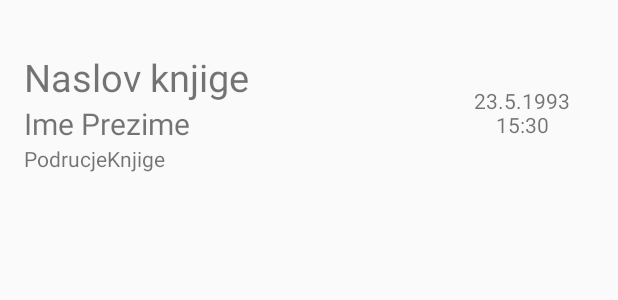
After one commit to ahnkam/SparkLibrary, an Android app: the layout list_item_posudjene_knjige.xml on its own in the app's theme, with its tools: preview values and no code run, on a phone screen of 412 x 824 dp. The commit adds this screen. Shown: the top 300 px of the screen. Run offline under Robolectric (Android 15) with nearby library versions, the phone set to English and light mode, and no system bars.

Commit message:
Fragmenti dodani, Main flow aplikacije napravljen, Napravljena lista knjiga ----------------------------- RJEŠENI USE-CASEovi : 1) se logira 2) se registrira 3) odjavljuje se 4) Povratak na pocetni prikaz(flow aplikacije)
RJEŠENO :
Prikaz knjiga
Filter knjiga
Dodavanje knjiga
Dodavanje klasifikacije
BrisanjeKnjige
Uredi knjigu
Dodaj posudjenu knjigu
Vrati knjigu
POPRAVLJENO DODAVANJE BRISANJE I EDIT S FILTEROM

DESIGN UPDATE
Hash passworda dodan

Pregled, dodavanje i brisanje clanova
Popravljen bug s posudjivanjem knjige

Pregled informacija o clanovima
Promjena boja aplikacije spark bajo moj

Uradjeni zahtjevi za PosudjeneKnjige

```diff
--- a/app/src/main/res/layout/fragment_layout_posudjene_knjige.xml
+++ b/app/src/main/res/layout/fragment_layout_posudjene_knjige.xml
@@ -4,8 +4,8 @@
     android:layout_width="match_parent"
     android:layout_height="match_parent">
 
-    <TextView
+    <android.support.v7.widget.RecyclerView
+        android:id="@+id/rvPosudjeneKnjige"
         android:layout_width="match_parent"
-        android:layout_height="match_parent"
-        android:text="TESTIRAMO FRAGMENTIC POSUDJENE KNJIGE" />
+        android:layout_height="match_parent" />
 </LinearLayout>
--- /dev/null
+++ b/app/src/main/res/layout/list_item_posudjene_knjige.xml
@@ -0,0 +1,55 @@
+<?xml version="1.0" encoding="utf-8"?>
+<LinearLayout xmlns:android="http://schemas.android.com/apk/res/android"
+    xmlns:tools="http://schemas.android.com/tools"
+    android:orientation="horizontal"
+    android:padding="@dimen/ScreenPadding"
+    android:layout_width="match_parent"
+    android:layout_height="150dp"
+    android:baselineAligned="false">
+
+    <LinearLayout
+        android:layout_width="0dp"
+        android:layout_weight="3"
+        android:layout_height="match_parent"
+        android:orientation="vertical"
+        android:layout_gravity="center"
+        android:gravity="center">
+
+        <TextView
+            android:id="@+id/tvNaslovKnjige"
+            android:layout_width="match_parent"
+            android:layout_height="wrap_content"
+            android:textSize="@dimen/naslovKnjigeTextSize"
+            tools:text="Naslov knjige" />
+
+        <TextView
+            android:id="@+id/tvImePrezimeClana"
+            android:layout_width="match_parent"
+            android:layout_height="wrap_content"
+            android:textSize="20sp"
+            tools:text="Ime Prezime" />
+
+        <TextView
+            android:id="@+id/tvClanskiBroj"
+            android:layout_width="match_parent"
+            android:layout_height="wrap_content"
+            tools:text="PodrucjeKnjige" />
+
+    </LinearLayout>
+
+    <LinearLayout
+        android:layout_width="0dp"
+        android:layout_weight="1"
+        android:layout_height="match_parent"
+        android:orientation="vertical"
+        android:gravity="center">
+
+        <TextView
+            android:id="@+id/tvDatumIznajmljivanja"
+            android:layout_width="match_parent"
+            android:layout_height="wrap_content"
+            android:gravity="center"
+            tools:text="23.5.1993 15:30" />
+
+    </LinearLayout>
+</LinearLayout>
```
Also changed, not shown: app/src/main/java/com/example/admin/sparklibrary/Adapteri/PosudjeneKnjigeAdapter.java (added, +91 -0 lines), app/src/main/java/com/example/admin/sparklibrary/DB/MojDbContext.java (+57 -7 lines), app/src/main/java/com/example/admin/sparklibrary/Kontroleri/KnjigeKontroler.java (+9 -3 lines), app/src/main/java/com/example/admin/sparklibrary/ViewModeli/ClanoviKnjigeViewModel.java (added, +108 -0 lines), app/src/main/java/com/example/admin/sparklibrary/ViewModeli/KnjigeViewModel.java (+4 -4 lines).
